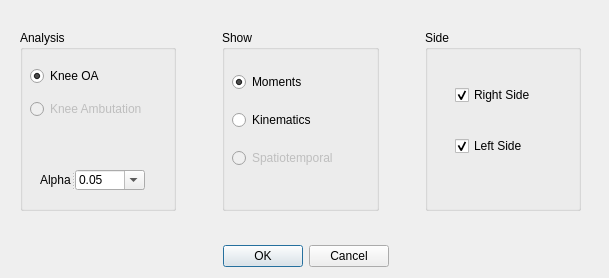
This is spmclient/ui/gui/xml/ui_analysis_type_dialogue.ui in aalhossary/MovementRx as Qt 5 draws it before an edit. The edited form follows.
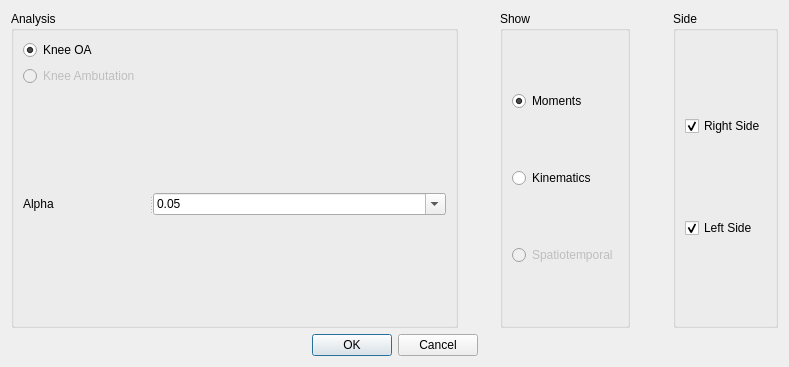
This is the edited form.

Diff of the .ui file:
```diff
--- a/spmclient/ui/gui/xml/ui_analysis_type_dialogue.ui
+++ b/spmclient/ui/gui/xml/ui_analysis_type_dialogue.ui
@@ -9,8 +9,8 @@
    <rect>
     <x>0</x>
     <y>0</y>
-    <width>609</width>
-    <height>278</height>
+    <width>789</width>
+    <height>367</height>
    </rect>
   </property>
   <property name="windowTitle">
@@ -19,49 +19,48 @@
   <property name="modal">
    <bool>true</bool>
   </property>
-  <widget class="QDialogButtonBox" name="buttonBox">
-   <property name="geometry">
-    <rect>
-     <x>30</x>
-     <y>240</y>
-     <width>551</width>
-     <height>32</height>
-    </rect>
-   </property>
-   <property name="orientation">
-    <enum>Qt::Horizontal</enum>
-   </property>
-   <property name="standardButtons">
-    <set>QDialogButtonBox::Cancel|QDialogButtonBox::Ok</set>
-   </property>
-   <property name="centerButtons">
-    <bool>true</bool>
-   </property>
-  </widget>
-  <widget class="QWidget" name="horizontalLayoutWidget">
-   <property name="geometry">
-    <rect>
-     <x>20</x>
-     <y>30</y>
-     <width>561</width>
-     <height>181</height>
-    </rect>
-   </property>
-   <layout class="QHBoxLayout" name="horizontalLayout">
-    <item>
+  <layout class="QGridLayout" name="gridLayout">
+   <item row="0" column="0">
      <widget class="QGroupBox" name="analysisGroupBox">
       <property name="title">
        <string>Analysis</string>
       </property>
+     <layout class="QVBoxLayout" name="verticalLayout" stretch="0,0,0,0,0">
+      <item>
+       <widget class="QRadioButton" name="knee_oa_radioButton">
+        <property name="text">
+         <string>Knee OA</string>
+        </property>
+        <property name="checked">
+         <bool>true</bool>
+        </property>
+       </widget>
+      </item>
+      <item>
+       <widget class="QRadioButton" name="radioButton_2">
+        <property name="enabled">
+         <bool>false</bool>
+        </property>
+        <property name="text">
+         <string>Knee Ambutation</string>
+        </property>
+       </widget>
+      </item>
+      <item>
+       <spacer name="verticalSpacer_2">
+        <property name="orientation">
+         <enum>Qt::Vertical</enum>
+        </property>
+        <property name="sizeHint" stdset="0">
+         <size>
+          <width>0</width>
+          <height>0</height>
+         </size>
+        </property>
+       </spacer>
+      </item>
+      <item>
       <widget class="QSplitter" name="splitter">
-       <property name="geometry">
-        <rect>
-         <x>20</x>
-         <y>140</y>
-         <width>105</width>
-         <height>20</height>
-        </rect>
-       </property>
        <property name="orientation">
         <enum>Qt::Horizontal</enum>
        </property>
@@ -102,71 +101,29 @@
         </item>
        </widget>
       </widget>
-      <widget class="QWidget" name="layoutWidget">
-       <property name="geometry">
-        <rect>
-         <x>10</x>
-         <y>29</y>
-         <width>131</width>
-         <height>68</height>
-        </rect>
-       </property>
-       <layout class="QVBoxLayout" name="verticalLayout">
-        <item>
-         <widget class="QRadioButton" name="knee_oa_radioButton">
-          <property name="text">
-           <string>Knee OA</string>
-          </property>
-          <property name="checked">
-           <bool>true</bool>
-          </property>
-         </widget>
         </item>
         <item>
-         <widget class="QRadioButton" name="radioButton_2">
-          <property name="enabled">
-           <bool>false</bool>
-          </property>
-          <property name="text">
-           <string>Knee Ambutation</string>
-          </property>
-         </widget>
-        </item>
-       </layout>
-      </widget>
-     </widget>
-    </item>
-    <item>
-     <spacer name="horizontalSpacer">
+       <spacer name="verticalSpacer">
       <property name="orientation">
-       <enum>Qt::Horizontal</enum>
-      </property>
-      <property name="sizeType">
-       <enum>QSizePolicy::Fixed</enum>
+         <enum>Qt::Vertical</enum>
       </property>
       <property name="sizeHint" stdset="0">
        <size>
-        <width>40</width>
-        <height>20</height>
+          <width>0</width>
+          <height>0</height>
        </size>
       </property>
      </spacer>
     </item>
-    <item>
+     </layout>
+    </widget>
+   </item>
+   <item row="0" column="2">
      <widget class="QGroupBox" name="SideGroupBox_2">
       <property name="title">
        <string>Show</string>
       </property>
-      <widget class="QWidget" name="verticalLayoutWidget_4">
-       <property name="geometry">
-        <rect>
-         <x>10</x>
-         <y>30</y>
-         <width>119</width>
-         <height>121</height>
-        </rect>
-       </property>
-       <layout class="QVBoxLayout" name="verticalLayout_4">
+     <layout class="QVBoxLayout" name="verticalLayout_3">
         <item>
          <widget class="QRadioButton" name="moments_radioButton">
           <property name="text">
@@ -205,38 +162,12 @@
         </item>
        </layout>
       </widget>
-     </widget>
-    </item>
-    <item>
-     <spacer name="horizontalSpacer_2">
-      <property name="orientation">
-       <enum>Qt::Horizontal</enum>
-      </property>
-      <property name="sizeType">
-       <enum>QSizePolicy::Fixed</enum>
-      </property>
-      <property name="sizeHint" stdset="0">
-       <size>
-        <width>40</width>
-        <height>20</height>
-       </size>
-      </property>
-     </spacer>
-    </item>
-    <item>
+   </item>
+   <item row="0" column="4">
      <widget class="QGroupBox" name="SideGroupBox">
       <property name="title">
        <string>Side</string>
       </property>
-      <widget class="QWidget" name="verticalLayoutWidget_2">
-       <property name="geometry">
-        <rect>
-         <x>30</x>
-         <y>30</y>
-         <width>94</width>
-         <height>121</height>
-        </rect>
-       </property>
        <layout class="QVBoxLayout" name="verticalLayout_2">
         <item>
          <widget class="QCheckBox" name="rt_side_checkBox">
@@ -260,10 +191,53 @@
         </item>
        </layout>
       </widget>
+   </item>
+   <item row="0" column="3">
+    <spacer name="horizontalSpacer_2">
+     <property name="orientation">
+      <enum>Qt::Horizontal</enum>
+     </property>
+     <property name="sizeType">
+      <enum>QSizePolicy::Preferred</enum>
+     </property>
+     <property name="sizeHint" stdset="0">
+      <size>
+       <width>31</width>
+       <height>20</height>
+      </size>
+     </property>
+    </spacer>
+   </item>
+   <item row="0" column="1">
+    <spacer name="horizontalSpacer">
+     <property name="orientation">
+      <enum>Qt::Horizontal</enum>
+     </property>
+     <property name="sizeType">
+      <enum>QSizePolicy::Preferred</enum>
+     </property>
+     <property name="sizeHint" stdset="0">
+      <size>
+       <width>30</width>
+       <height>20</height>
+      </size>
+     </property>
+    </spacer>
+   </item>
+   <item row="1" column="0" colspan="5">
+    <widget class="QDialogButtonBox" name="buttonBox">
+     <property name="orientation">
+      <enum>Qt::Horizontal</enum>
+     </property>
+     <property name="standardButtons">
+      <set>QDialogButtonBox::Cancel|QDialogButtonBox::Ok</set>
+     </property>
+     <property name="centerButtons">
+      <bool>true</bool>
+     </property>
      </widget>
     </item>
    </layout>
-  </widget>
  </widget>
  <resources/>
  <connections>
```
Lines whose indentation alone changed are shown as unchanged.
